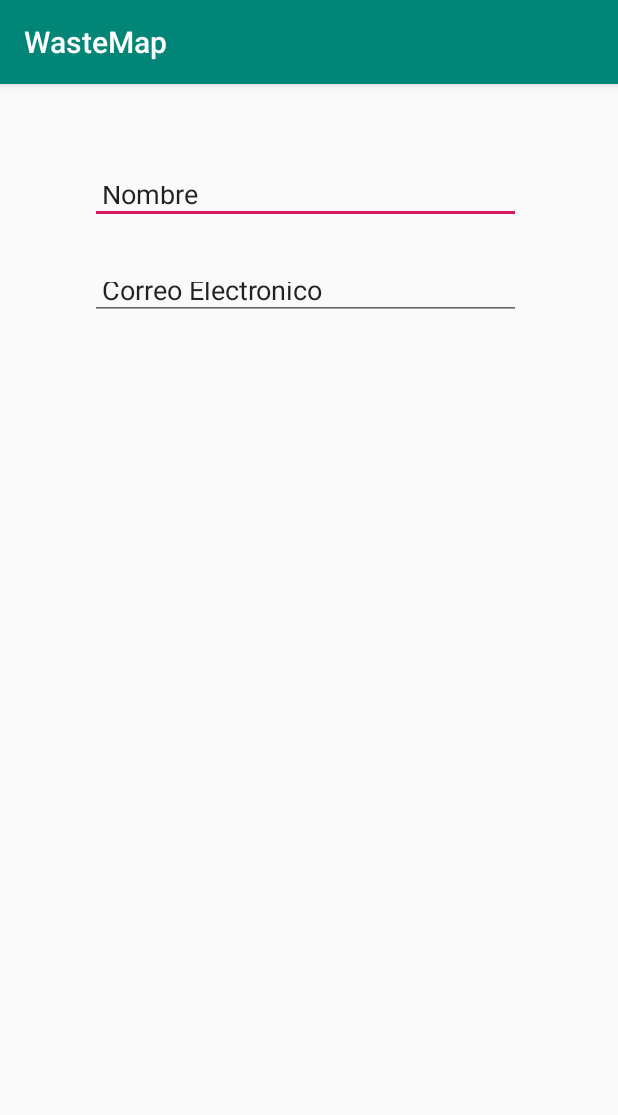
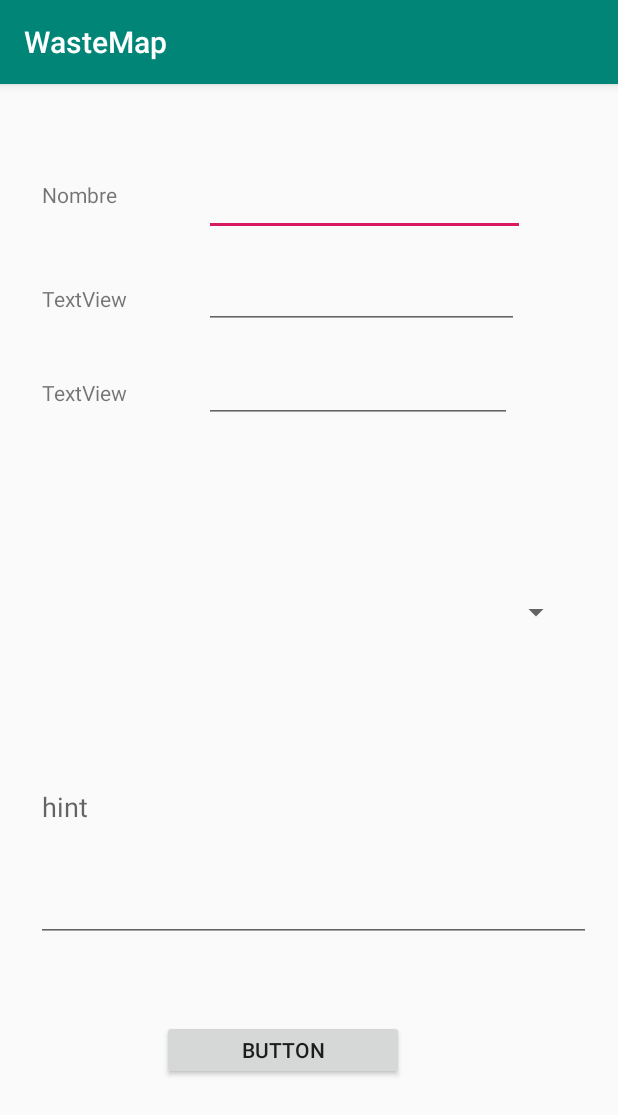
Before and after one commit to DiegoMartinezIng/WasteMap, an Android app: the pqr screen opened directly, with no data from a screen before it, on a phone screen of 412 x 824 dp. Shown: the top 1115 px of the screen. Run offline under Robolectric (Android 15) with nearby library versions, the phone set to English and light mode, and no system bars.

Commit message:
Se hace cracion de formulario basico

```diff
--- a/app/build.gradle
+++ b/app/build.gradle
@@ -29,6 +29,7 @@ dependencies {
     testImplementation 'junit:junit:4.12'
     androidTestImplementation 'androidx.test:runner:1.2.0'
     androidTestImplementation 'androidx.test.espresso:espresso-core:3.2.0'
+    implementation 'pl.droidsonroids.gif:android-gif-drawable:1.1.17'
     implementation 'androidx.cardview:cardview:1.0.0'
     implementation 'com.google.android.material:material:1.0.0'
 }
--- a/app/src/main/java/waste/map/MainActivity.java
+++ b/app/src/main/java/waste/map/MainActivity.java
@@ -2,11 +2,12 @@ package waste.map;
 
 import androidx.appcompat.app.AppCompatActivity;
 
+import android.app.Activity;
 import android.content.Intent;
 import android.os.Bundle;
 import android.view.View;
 
-public class MainActivity extends AppCompatActivity {
+public class MainActivity extends Activity {
 
     @Override
     protected void onCreate(Bundle savedInstanceState) {
--- a/app/src/main/res/layout/activity_main.xml
+++ b/app/src/main/res/layout/activity_main.xml
@@ -6,14 +6,9 @@
     android:layout_height="match_parent"
     tools:context=".MainActivity">
 
-    <Button
-        android:id="@+id/button"
-        android:layout_width="wrap_content"
-        android:layout_height="wrap_content"
-        android:layout_marginStart="160dp"
-        android:layout_marginTop="308dp"
-        android:onClick="iniciar"
-        android:text="Inicio"
-        app:layout_constraintStart_toStartOf="parent"
-        app:layout_constraintTop_toTopOf="parent" />
+   <pl.droidsonroids.gif.GifImageView
+       android:layout_width="match_parent"
+       android:layout_height="match_parent"
+       android:src="@drawable/waste"
+       />
 </androidx.constraintlayout.widget.ConstraintLayout>
--- a/app/src/main/res/layout/activity_mapa.xml
+++ b/app/src/main/res/layout/activity_mapa.xml
@@ -29,29 +29,32 @@
 
             <Button
                 android:id="@+id/button3"
-                android:layout_width="103dp"
-                android:layout_height="47dp"
-                android:layout_marginTop="48dp"
+                android:layout_width="182dp"
+                android:layout_height="53dp"
+                android:layout_marginTop="44dp"
                 android:backgroundTint="#D6F183"
                 android:onClick="noticias"
                 android:text="Noticias"
                 app:layout_constraintBottom_toTopOf="@+id/button4"
                 app:layout_constraintEnd_toEndOf="parent"
+                app:layout_constraintHorizontal_bias="0.304"
                 app:layout_constraintStart_toStartOf="parent"
                 app:layout_constraintTop_toTopOf="parent"
                 app:layout_constraintVertical_bias="0.0" />
 
             <Button
                 android:id="@+id/button4"
-                android:layout_width="87dp"
-                android:layout_height="49dp"
-                android:layout_marginBottom="16dp"
+                android:layout_width="174dp"
+                android:layout_height="0dp"
+                android:layout_marginBottom="60dp"
                 android:background="#D6F779"
                 android:onClick="pqr"
                 android:text="PQR"
                 app:layout_constraintBottom_toBottomOf="parent"
                 app:layout_constraintEnd_toEndOf="parent"
+                app:layout_constraintHorizontal_bias="0.258"
                 app:layout_constraintStart_toStartOf="parent" />
+
         </androidx.constraintlayout.widget.ConstraintLayout>
 
 
--- a/app/src/main/res/layout/activity_pqr.xml
+++ b/app/src/main/res/layout/activity_pqr.xml
@@ -9,30 +9,106 @@
 
     <EditText
         android:id="@+id/ediTextNombre"
-        android:layout_width="287dp"
-        android:layout_height="33dp"
-        android:layout_marginStart="60dp"
-        android:layout_marginTop="60dp"
+        android:layout_width="214dp"
+        android:layout_height="37dp"
+        android:layout_marginStart="136dp"
+        android:layout_marginTop="64dp"
         android:autoSizeMinTextSize="50sp"
         android:padding="8dp"
-        android:text="Nombre"
         app:layout_constraintStart_toStartOf="parent"
         app:layout_constraintTop_toTopOf="parent" />
 
     <EditText
         android:id="@+id/ediTextCorreo"
-        android:layout_width="287dp"
-        android:layout_height="33dp"
-        android:layout_marginStart="60dp"
+        android:layout_width="210dp"
+        android:layout_height="39dp"
+        android:layout_marginStart="136dp"
         android:layout_marginTop="124dp"
         android:autoSizeMinTextSize="50sp"
+        android:contentDescription="Correo Electronico"
         android:padding="8dp"
-        android:text="Correo Electronico"
+        app:layout_constraintStart_toStartOf="parent"
+        app:layout_constraintTop_toTopOf="parent"
+        tools:text="Correo Electronico" />
+
+    <EditText
+        android:id="@+id/ediTextTelefono"
+        android:layout_width="205dp"
+        android:layout_height="38dp"
+        android:layout_marginStart="136dp"
+        android:layout_marginTop="188dp"
+        android:autoSizeMinTextSize="50sp"
+        android:padding="8dp"
+        android:text=" "
+        app:layout_constraintStart_toStartOf="parent"
+        app:layout_constraintTop_toTopOf="parent" />
+
+    <TextView
+        android:id="@+id/textView4"
+        android:layout_width="63dp"
+        android:layout_height="29dp"
+        android:layout_marginStart="28dp"
+        android:layout_marginTop="64dp"
+        android:text="Nombre"
+        app:layout_constraintStart_toStartOf="parent"
+        app:layout_constraintTop_toTopOf="parent" />
+
+    <Spinner
+        android:id="@+id/spinner"
+        android:layout_width="325dp"
+        android:layout_height="24dp"
+        android:layout_marginStart="56dp"
+        android:layout_marginTop="340dp"
+        app:layout_constraintStart_toStartOf="parent"
+        app:layout_constraintTop_toTopOf="parent" />
+
+    <TextView
+        android:id="@+id/textView"
+        android:layout_width="wrap_content"
+        android:layout_height="wrap_content"
+        android:layout_marginStart="28dp"
+        android:layout_marginTop="40dp"
+        android:text="TextView"
+        app:layout_constraintStart_toStartOf="parent"
+        app:layout_constraintTop_toBottomOf="@+id/textView4" />
+
+    <TextView
+        android:id="@+id/textView2"
+        android:layout_width="wrap_content"
+        android:layout_height="wrap_content"
+        android:layout_marginStart="28dp"
+        android:layout_marginTop="196dp"
+        android:text="TextView"
+        app:layout_constraintStart_toStartOf="parent"
+        app:layout_constraintTop_toTopOf="parent" />
+
+    <com.google.android.material.textfield.TextInputLayout
+        android:id="@+id/textInputLayout"
+        android:layout_width="match_parent"
+        android:layout_height="wrap_content"
+        tools:layout_editor_absoluteX="149dp"
+        tools:layout_editor_absoluteY="483dp">
+
+    </com.google.android.material.textfield.TextInputLayout>
+
+    <com.google.android.material.textfield.TextInputEditText
+        android:layout_width="370dp"
+        android:layout_height="180dp"
+        android:layout_marginStart="24dp"
+        android:layout_marginTop="392dp"
+        android:hint="hint"
+        app:layout_constraintStart_toStartOf="parent"
+        app:layout_constraintTop_toTopOf="parent" />
+
+    <Button
+        android:id="@+id/button"
+        android:layout_width="161dp"
+        android:layout_height="40dp"
+        android:layout_marginStart="108dp"
+        android:layout_marginTop="624dp"
+        android:text="Button"
         app:layout_constraintStart_toStartOf="parent"
         app:layout_constraintTop_toTopOf="parent" />
 
 
-
-
-
 </androidx.constraintlayout.widget.ConstraintLayout>
--- a/build.gradle
+++ b/build.gradle
@@ -4,6 +4,7 @@ buildscript {
     repositories {
         google()
         jcenter()
+        mavenCentral()
 
     }
     dependencies {
```
Also changed, not shown: app/src/main/res/drawable-v24/giphy.gif (added), 1 other file.
